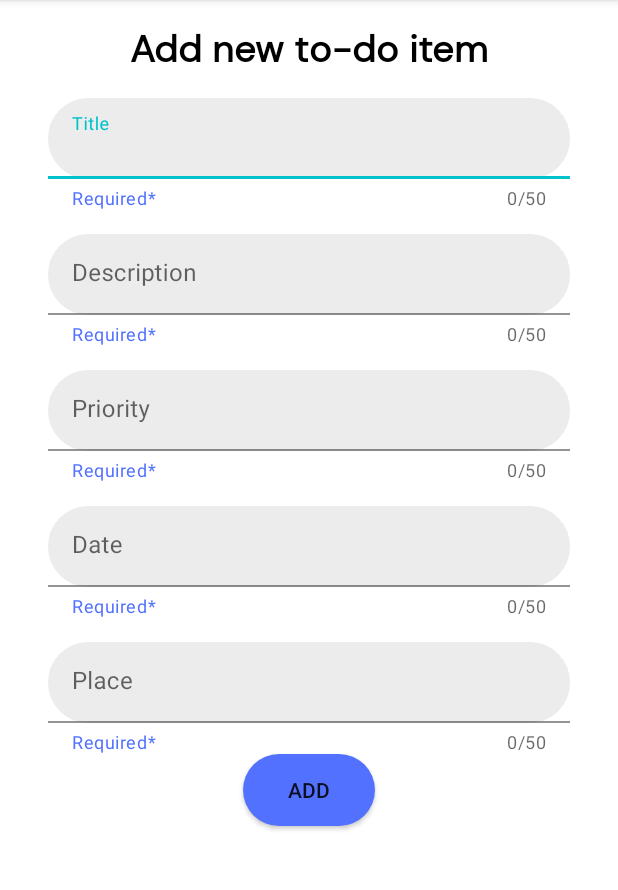
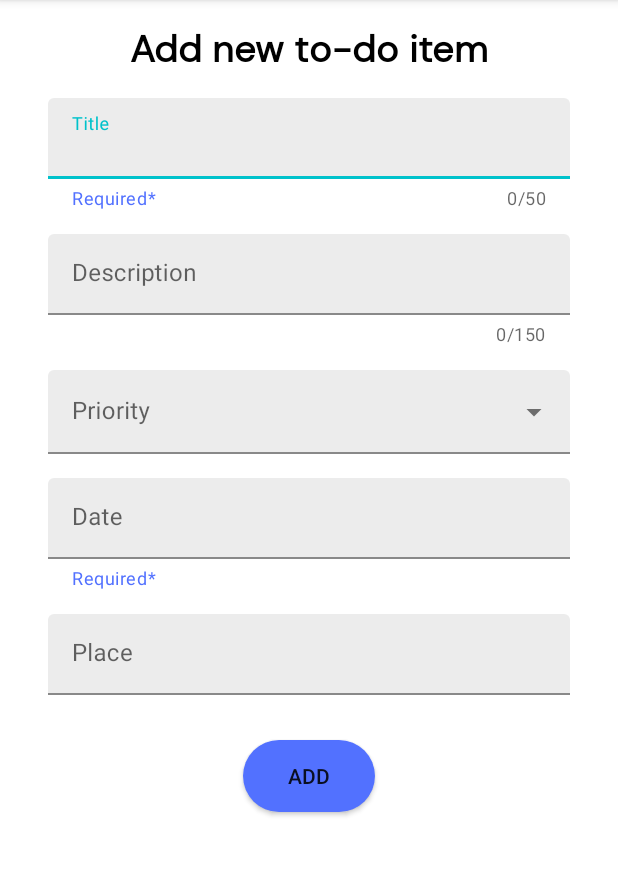
Before and after one commit to desparza13/Productivife, an Android app: the AddItemActivity screen opened directly, with no data from a screen before it, on a phone screen of 412 x 824 dp, the part 84-974 px from its top. Run offline under Robolectric (Android 15) with nearby library versions, the phone set to English and light mode, and no system bars; libraries missing offline, so code that uses them is left out: es.dmoral.toasty.

Commit message:
"Used material design to create a dropdown menu for the priorities, now the user is able to choose between Low, Normal or High priority for his/her tasks"

```diff
--- a/app/src/main/java/com/daniela/productivife/AddItemActivity.java
+++ b/app/src/main/java/com/daniela/productivife/AddItemActivity.java
@@ -3,12 +3,38 @@ package com.daniela.productivife;
 import androidx.appcompat.app.AppCompatActivity;
 
 import android.os.Bundle;
+import android.view.View;
+import android.widget.AdapterView;
+import android.widget.ArrayAdapter;
+import android.widget.AutoCompleteTextView;
+import android.widget.Toast;
+
+import es.dmoral.toasty.Toasty;
 
 public class AddItemActivity extends AppCompatActivity {
+
+    String[] priorities = {"High", "Normal", "Low"};
+
+    AutoCompleteTextView acPriority;
+
+    ArrayAdapter<String> adapterPriorities;
 
     @Override
     protected void onCreate(Bundle savedInstanceState) {
         super.onCreate(savedInstanceState);
         setContentView(R.layout.activity_add_item);
+
+        acPriority = findViewById(R.id.acPriority);
+
+        //Dropdown menu for priorities
+        adapterPriorities = new ArrayAdapter<String>(this, R.layout.dropdown_item,priorities);
+        acPriority.setAdapter(adapterPriorities);
+        acPriority.setOnItemClickListener(new AdapterView.OnItemClickListener() {
+            @Override
+            public void onItemClick(AdapterView<?> parent, View view, int position, long id) {
+                String priority = parent.getItemAtPosition(position).toString();
+                Toasty.info(AddItemActivity.this, "Item: "+priority, Toast.LENGTH_SHORT).show();
+            }
+        });
     }
 }
--- a/app/src/main/res/layout/activity_add_item.xml
+++ b/app/src/main/res/layout/activity_add_item.xml
@@ -36,7 +36,6 @@
             android:id="@+id/etTitle"
             android:layout_width="match_parent"
             android:layout_height="wrap_content"
-            android:background="@drawable/round_border"
             android:backgroundTint="@color/colorGreyBackground"
             android:maxLength="51"
             />
@@ -52,23 +51,21 @@
         android:layout_marginStart="32dp"
         android:layout_marginEnd="32dp"
         android:hint="Description"
-        app:helperText="Required*"
         app:helperTextTextColor="@color/colorAccent"
         app:counterEnabled="true"
-        app:counterMaxLength="50"
+        app:counterMaxLength="150"
         app:endIconMode="clear_text">
         <com.google.android.material.textfield.TextInputEditText
             android:id="@+id/etDescription"
             android:layout_width="match_parent"
             android:layout_height="wrap_content"
-            android:background="@drawable/round_border"
             android:backgroundTint="@color/colorGreyBackground"
-            android:maxLength="51"
+            android:maxLength="151"
             />
     </com.google.android.material.textfield.TextInputLayout>
     <com.google.android.material.textfield.TextInputLayout
         android:id="@+id/tilPriority"
-        style="@style/Widget.MaterialComponents.TextInputLayout.FilledBox.Dense"
+        style="@style/Widget.MaterialComponents.TextInputLayout.FilledBox.ExposedDropdownMenu"
         android:layout_width="match_parent"
         android:layout_height="wrap_content"
         android:layout_below="@+id/tilDescription"
@@ -77,18 +74,13 @@
         android:layout_marginStart="32dp"
         android:layout_marginEnd="32dp"
         android:hint="Priority"
-        app:helperText="Required*"
-        app:helperTextTextColor="@color/colorAccent"
-        app:counterEnabled="true"
-        app:counterMaxLength="50"
-        app:endIconMode="clear_text">
-        <com.google.android.material.textfield.TextInputEditText
-            android:id="@+id/etPriority"
+        >
+        <AutoCompleteTextView
+            android:id="@+id/acPriority"
             android:layout_width="match_parent"
             android:layout_height="wrap_content"
-            android:background="@drawable/round_border"
             android:backgroundTint="@color/colorGreyBackground"
-            android:maxLength="51"
+            android:inputType="none"
             />
     </com.google.android.material.textfield.TextInputLayout>
     <com.google.android.material.textfield.TextInputLayout
@@ -104,14 +96,11 @@
         android:hint="Date"
         app:helperText="Required*"
         app:helperTextTextColor="@color/colorAccent"
-        app:counterEnabled="true"
-        app:counterMaxLength="50"
         app:endIconMode="clear_text">
         <com.google.android.material.textfield.TextInputEditText
             android:id="@+id/etDate"
             android:layout_width="match_parent"
             android:layout_height="wrap_content"
-            android:background="@drawable/round_border"
             android:backgroundTint="@color/colorGreyBackground"
             android:maxLength="51"
             />
@@ -127,18 +116,13 @@
         android:layout_marginStart="32dp"
         android:layout_marginEnd="32dp"
         android:hint="Place"
-        app:helperText="Required*"
         app:helperTextTextColor="@color/colorAccent"
-        app:counterEnabled="true"
-        app:counterMaxLength="50"
         app:endIconMode="clear_text">
         <com.google.android.material.textfield.TextInputEditText
             android:id="@+id/etPlace"
             android:layout_width="match_parent"
             android:layout_height="wrap_content"
-            android:background="@drawable/round_border"
             android:backgroundTint="@color/colorGreyBackground"
-            android:maxLength="51"
             />
     </com.google.android.material.textfield.TextInputLayout>
     <androidx.appcompat.widget.AppCompatButton
@@ -148,6 +132,7 @@
         android:gravity="center"
         android:layout_centerInParent="true"
         android:layout_below="@id/tilPlace"
+        android:layout_marginTop="30dp"
         android:background="@drawable/round_background" />
 
 </RelativeLayout>
```
Also changed, not shown: app/src/main/res/layout/dropdown_item.xml (added, +9 -0 lines), app/src/main/res/values/strings.xml (+6 -1 lines).
